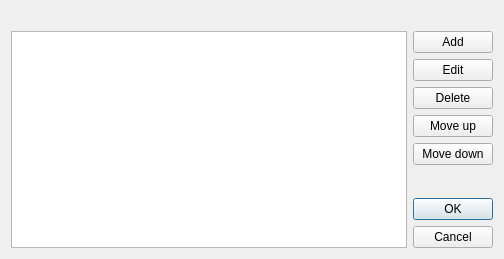
Above: XYZHubConnector/gui/ui/token_dialog.ui from minff/xyz-qgis-plugin before the change. Below: the same form after it.
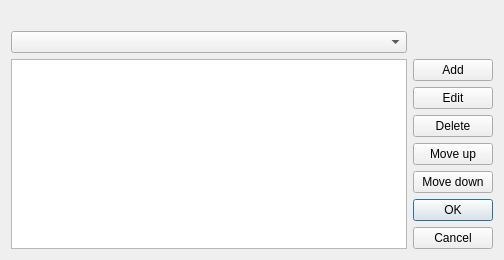
That is the form after the change.

Commit message: ui, ux: add server combo box in token dialog

```diff
--- a/XYZHubConnector/gui/ui/token_dialog.ui
+++ b/XYZHubConnector/gui/ui/token_dialog.ui
@@ -21,10 +21,26 @@
      </property>
     </widget>
    </item>
-   <item row="1" column="0" rowspan="7">
+   <item row="1" column="0">
+    <widget class="QComboBox" name="comboBox_server_url">
+     <property name="sizePolicy">
+      <sizepolicy hsizetype="MinimumExpanding" vsizetype="Fixed">
+       <horstretch>0</horstretch>
+       <verstretch>0</verstretch>
+      </sizepolicy>
+     </property>
+     <property name="toolTip">
+      <string>Data Hub Server</string>
+     </property>
+     <property name="editable">
+      <bool>false</bool>
+     </property>
+    </widget>
+   </item>
+   <item row="2" column="0" rowspan="7">
     <widget class="QTableView" name="tableView"/>
    </item>
-   <item row="1" column="1">
+   <item row="2" column="1">
     <widget class="QPushButton" name="btn_add">
      <property name="text">
       <string>Add</string>
@@ -34,35 +50,35 @@
      </property>
     </widget>
    </item>
-   <item row="2" column="1">
+   <item row="3" column="1">
     <widget class="QPushButton" name="btn_edit">
      <property name="text">
       <string>Edit</string>
      </property>
     </widget>
    </item>
-   <item row="3" column="1">
+   <item row="4" column="1">
     <widget class="QPushButton" name="btn_delete">
      <property name="text">
       <string>Delete</string>
      </property>
     </widget>
    </item>
-   <item row="4" column="1">
+   <item row="5" column="1">
     <widget class="QPushButton" name="btn_up">
      <property name="text">
       <string>Move up</string>
      </property>
     </widget>
    </item>
-   <item row="5" column="1">
+   <item row="6" column="1">
     <widget class="QPushButton" name="btn_down">
      <property name="text">
       <string>Move down</string>
      </property>
     </widget>
    </item>
-   <item row="6" column="1">
+   <item row="7" column="1">
     <spacer name="verticalSpacer">
      <property name="orientation">
       <enum>Qt::Vertical</enum>
@@ -75,7 +91,7 @@
      </property>
     </spacer>
    </item>
-   <item row="7" column="1">
+   <item row="8" column="1">
     <widget class="QDialogButtonBox" name="buttonBox">
      <property name="orientation">
       <enum>Qt::Vertical</enum>
```
The commit also changes 2 other files.
